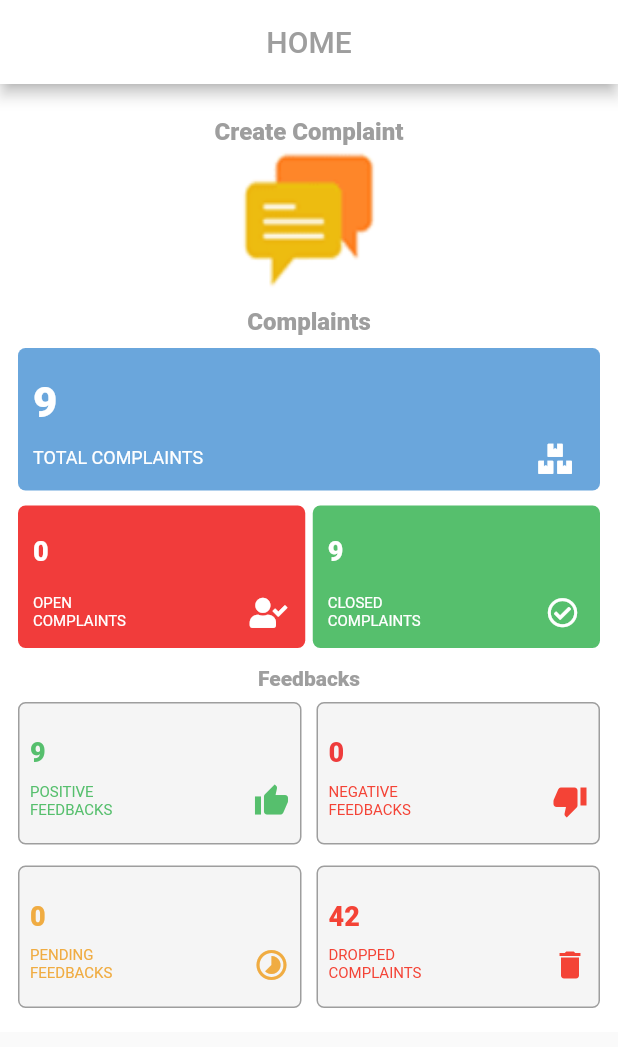
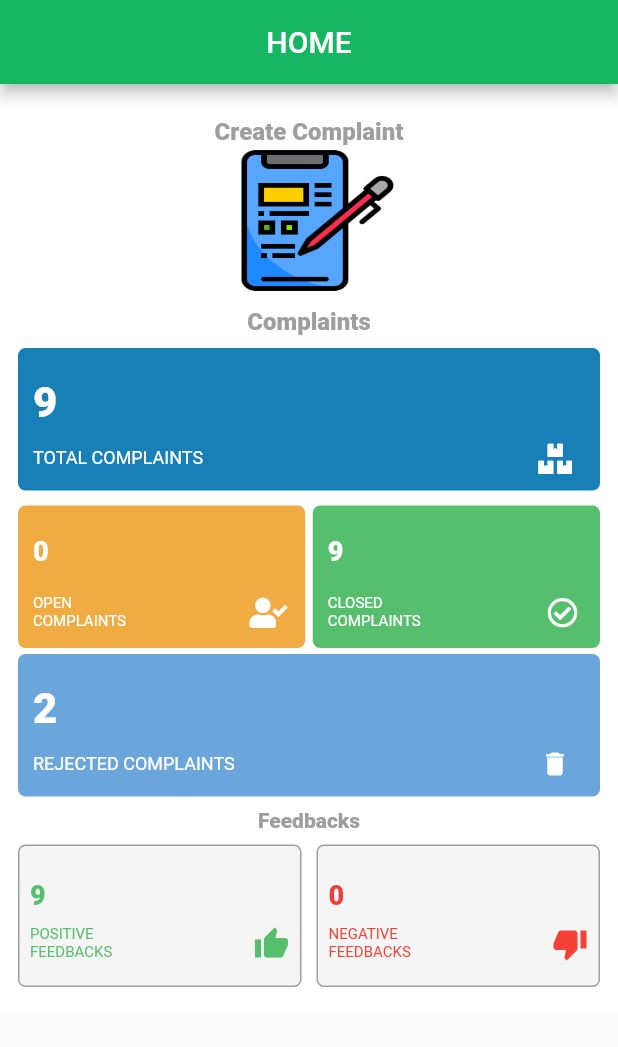
Before and after one commit to Visiomate/SBPComplaintApp, a Flutter app: the FirstHomePage screen opened by its route, on a phone screen of 412 x 824 dp. Shown: the top 1047 px of the screen. Run offline on Flutter 3.47's test engine with Material 2 defaults, Android fonts, the phone set to English and light mode, and no system bars; our stand-ins replace badges, dio, easy_localization, email_validator, font_awesome_flutter, otp_text_field and 1 more; accounts and stored records are empty.

Commit message:
term $ condition page added and home page EDITED

```diff
--- a/lib/pages/first_home_page.dart
+++ b/lib/pages/first_home_page.dart
@@ -14,13 +14,13 @@ class _FirstHomePageState extends State<FirstHomePage> {
   Widget build(BuildContext context) {
     return Scaffold(
       appBar: AppBar(
-        backgroundColor: Colors.white,
+        backgroundColor: Color.fromRGBO(21, 183, 98, 1),
         automaticallyImplyLeading: false,
-        iconTheme: IconThemeData(color: Colors.grey),
+        // iconTheme: IconThemeData(color: Colors.grey),
         title: Center(
           child: Text(
             'HOME',
-            style: TextStyle(color: Colors.grey),
+            style: TextStyle(color: Colors.white),
           ),
         ),
         actions: <Widget>[
@@ -131,10 +131,10 @@ class HomeBody extends StatelessWidget {
                       ),
                       Container(
                         height: 100,
-                        width: 140,
+                        width: 120,
                         decoration: BoxDecoration(
                           image: DecorationImage(
-                              image: AssetImage("assets/message.png"),
+                              image: AssetImage("assets/comp3.png"),
                               fit: BoxFit.fill),
                           borderRadius: BorderRadius.only(
                             topRight: Radius.circular(15),
@@ -161,7 +161,7 @@ class HomeBody extends StatelessWidget {
                 height: 95,
                 // color: Colors.blue,
                 decoration: BoxDecoration(
-                  color: Color.fromRGBO(106, 166, 220, 1),
+                  color: Color.fromRGBO(25, 127, 183, 1),
                   borderRadius: BorderRadius.only(
                     bottomRight: Radius.circular(5),
                     bottomLeft: Radius.circular(5),
@@ -236,7 +236,7 @@ class HomeBody extends StatelessWidget {
                         padding: EdgeInsets.fromLTRB(10, 5, 5, 0),
                         height: 95,
                         decoration: BoxDecoration(
-                          color: Color.fromRGBO(241, 60, 59, 1),
+                          color: Color.fromRGBO(240, 172, 66, 1),
                           borderRadius: BorderRadius.only(
                             bottomRight: Radius.circular(5),
                             bottomLeft: Radius.circular(5),
@@ -422,6 +422,78 @@ class HomeBody extends StatelessWidget {
                   ],
                 ),
               ),
+              Container(
+                padding: EdgeInsets.fromLTRB(10, 10, 10, 0),
+                height: 95,
+                // color: Colors.blue,
+                decoration: BoxDecoration(
+                  color: Color.fromRGBO(106, 166, 220, 1),
+                  borderRadius: BorderRadius.only(
+                    bottomRight: Radius.circular(5),
+                    bottomLeft: Radius.circular(5),
+                    topRight: Radius.circular(5),
+                    topLeft: Radius.circular(5),
+                  ),
+                ),
+                child: Column(
+                  children: [
+                    Padding(
+                      padding: const EdgeInsets.fromLTRB(0, 10, 0, 0),
+                      child: Row(
+                        children: [
+                          Text(
+                            '2',
+                            style: TextStyle(
+                                fontSize: 28,
+                                fontWeight: FontWeight.w800,
+                                color: Colors.white),
+                          ),
+                        ],
+                      ),
+                    ),
+                    // SizedBox(height: 5),
+                    Row(
+                      children: [
+                        Expanded(
+                          flex: 1,
+                          child: Column(
+                            children: [
+                              Row(
+                                children: [
+                                  Text(
+                                    'REJECTED COMPLAINTS',
+                                    style: TextStyle(
+                                        color: Colors.white, fontSize: 12),
+                                  ),
+                                ],
+                              ),
+                            ],
+                          ),
+                        ),
+                        Container(
+                          height: 40,
+                          width: 40,
+                          child: IconButton(
+                              // Use the FaIcon Widget + FontAwesomeIcons class for the IconData
+                              icon: Icon(
+                                Icons.delete,
+                                color: Colors.white,
+                              ),
+                              color: Colors.white,
+                              iconSize: 20,
+                              onPressed: () {
+                                print("Pressed");
+                              }),
+                        ),
+                        // ImageIcon(
+                        //   AssetImage('assets/c1.png'),
+                        //   // color: Colors.white,
+                        // ),
+                      ],
+                    ),
+                  ],
+                ),
+              ),
               Padding(
                 padding: const EdgeInsets.all(8.0),
                 child: Center(
@@ -588,162 +660,162 @@ class HomeBody extends StatelessWidget {
                   ],
                 ),
               ),
-              SizedBox(height: 10),
-              Container(
-                padding: const EdgeInsets.only(bottom: 4),
-                child: Row(
-                  children: [
-                    Expanded(
-                      flex: 1,
-                      child: Container(
-                        height: 95,
-                        padding: EdgeInsets.all(7),
-                        decoration: BoxDecoration(
-                            color: Colors.grey[100],
-                            borderRadius: BorderRadius.only(
-                              bottomRight: Radius.circular(5),
-                              bottomLeft: Radius.circular(5),
-                              topRight: Radius.circular(5),
-                              topLeft: Radius.circular(5),
-                            ),
-                            border: Border.all(color: Colors.grey)),
-                        child: Column(
-                          children: [
-                            Center(
-                              child: Padding(
-                                padding: const EdgeInsets.fromLTRB(0, 15, 0, 0),
-                                child: Row(
-                                  children: [
-                                    Text(
-                                      '0',
-                                      style: TextStyle(
-                                        fontSize: 18,
-                                        fontWeight: FontWeight.w800,
-                                        color: Color.fromRGBO(240, 172, 66, 1),
-                                      ),
-                                    ),
-                                  ],
-                                ),
-                              ),
-                            ),
-                            SizedBox(height: 10),
-                            Row(
-                              children: [
-                                Expanded(
-                                  flex: 1,
-                                  child: Column(
-                                    children: [
-                                      Row(
-                                        children: [
-                                          Text(
-                                            'PENDING',
-                                            style: TextStyle(
-                                                color: Color.fromRGBO(
-                                                    240, 172, 66, 1),
-                                                fontSize: 10),
-                                          ),
-                                        ],
-                                      ),
-                                      Row(
-                                        children: [
-                                          Text(
-                                            'FEEDBACKS',
-                                            style: TextStyle(
-                                                color: Color.fromRGBO(
-                                                    240, 172, 66, 1),
-                                                fontSize: 10),
-                                          ),
-                                        ],
-                                      ),
-                                    ],
-                                  ),
-                                ),
-                                Icon(
-                                  Icons.timelapse,
-                                  color: Color.fromRGBO(240, 172, 66, 1),
-                                ),
-                              ],
-                            ),
-                          ],
-                        ),
-                      ),
-                    ),
-                    SizedBox(width: 10),
-                    Expanded(
-                      flex: 1,
-                      child: Container(
-                        height: 95,
-                        padding: EdgeInsets.all(7),
-                        decoration: BoxDecoration(
-                            color: Colors.grey[100],
-                            borderRadius: BorderRadius.only(
-                              bottomRight: Radius.circular(5),
-                              bottomLeft: Radius.circular(5),
-                              topRight: Radius.circular(5),
-                              topLeft: Radius.circular(5),
-                            ),
-                            border: Border.all(color: Colors.grey)),
-                        child: Column(
-                          children: [
-                            Center(
-                              child: Padding(
-                                padding: const EdgeInsets.fromLTRB(0, 15, 0, 0),
-                                child: Row(
-                                  children: [
-                                    Text(
-                                      '42',
-                                      style: TextStyle(
-                                          fontSize: 18,
-                                          fontWeight: FontWeight.w800,
-                                          color: Colors.red),
-                                    ),
-                                  ],
-                                ),
-                              ),
-                            ),
-                            SizedBox(height: 10),
-                            Row(
-                              children: [
-                                Expanded(
-                                  flex: 1,
-                                  child: Column(
-                                    children: [
-                                      Row(
-                                        children: [
-                                          Text(
-                                            'DROPPED',
-                                            style: TextStyle(
-                                                color: Colors.red,
-                                                fontSize: 10),
-                                          ),
-                                        ],
-                                      ),
-                                      Row(
-                                        children: [
-                                          Text(
-                                            'COMPLAINTS',
-                                            style: TextStyle(
-                                                color: Colors.red,
-                                                fontSize: 10),
-                                          ),
-                                        ],
-                                      ),
-                                    ],
-                                  ),
-                                ),
-                                Icon(
-                                  Icons.delete,
-                                  color: Colors.red,
-                                ),
-                              ],
-                            ),
-                          ],
-                        ),
-                      ),
-                    ),
-                  ],
-                ),
-              ),
+              // SizedBox(height: 10),
+              // Container(
+              //   padding: const EdgeInsets.only(bottom: 4),
+              //   child: Row(
+              //     children: [
+              //       Expanded(
+              //         flex: 1,
+              //         child: Container(
+              //           height: 95,
+              //           padding: EdgeInsets.all(7),
+              //           decoration: BoxDecoration(
+              //               color: Colors.grey[100],
+              //               borderRadius: BorderRadius.only(
+              //                 bottomRight: Radius.circular(5),
+              //                 bottomLeft: Radius.circular(5),
+              //                 topRight: Radius.circular(5),
+              //                 topLeft: Radius.circular(5),
+              //               ),
+              //               border: Border.all(color: Colors.grey)),
+              //           child: Column(
+              //             children: [
+              //               Center(
+              //                 child: Padding(
+              //                   padding: const EdgeInsets.fromLTRB(0, 15, 0, 0),
+              //                   child: Row(
+              //                     children: [
+              //                       Text(
+              //                         '0',
+              //                         style: TextStyle(
+              //                           fontSize: 18,
+              //                           fontWeight: FontWeight.w800,
+              //                           color: Color.fromRGBO(240, 172, 66, 1),
+              //                         ),
+              //                       ),
+              //                     ],
+              //                   ),
+              //                 ),
+              //               ),
+              //               SizedBox(height: 10),
+              //               // Row(
+              //               //   children: [
+              //               //     Expanded(
+              //               //       flex: 1,
+              //               //       child: Column(
+              //               //         children: [
+              //               //           Row(
+              //               //             children: [
+              //               //               Text(
+              //               //                 'PENDING',
+              //               //                 style: TextStyle(
+              //               //                     color: Color.fromRGBO(
+              //               //                         240, 172, 66, 1),
+              //               //                     fontSize: 10),
+              //               //               ),
+              //               //             ],
+              //               //           ),
+              //               //           Row(
+              //               //             children: [
+              //               //               Text(
+              //               //                 'FEEDBACKS',
+              //               //                 style: TextStyle(
+              //               //                     color: Color.fromRGBO(
+              //               //                         240, 172, 66, 1),
+              //               //                     fontSize: 10),
+              //               //               ),
+              //               //             ],
+              //               //           ),
+              //               //         ],
+              //               //       ),
+              //               //     ),
+              //               //     Icon(
+              //               //       Icons.timelapse,
+              //               //       color: Color.fromRGBO(240, 172, 66, 1),
+              //               //     ),
+              //               //   ],
+              //               // ),
+              //             ],
+              //           ),
+              //         ),
+              //       ),
+              //       SizedBox(width: 10),
+              //       Expanded(
+              //         flex: 1,
+              //         child: Container(
+              //           height: 95,
+              //           padding: EdgeInsets.all(7),
+              //           decoration: BoxDecoration(
+              //               color: Colors.grey[100],
+              //               borderRadius: BorderRadius.only(
+              //                 bottomRight: Radius.circular(5),
+              //                 bottomLeft: Radius.circular(5),
+              //                 topRight: Radius.circular(5),
+              //                 topLeft: Radius.circular(5),
+              //               ),
+              //               border: Border.all(color: Colors.grey)),
+              //           child: Column(
+              //             children: [
+              //               Center(
+              //                 child: Padding(
+              //                   padding: const EdgeInsets.fromLTRB(0, 15, 0, 0),
+              //                   child: Row(
+              //                     children: [
+              //                       Text(
+              //                         '42',
+              //                         style: TextStyle(
+              //                             fontSize: 18,
+              //                             fontWeight: FontWeight.w800,
+              //                             color: Colors.red),
+              //                       ),
+              //                     ],
+              //                   ),
+              //                 ),
+              //               ),
+              //               SizedBox(height: 10),
+              //               Row(
+              //                 children: [
+              //                   Expanded(
+              //                     flex: 1,
+              //                     child: Column(
+              //                       children: [
+              //                         Row(
+              //                           children: [
+              //                             Text(
+              //                               'DROPPED',
+              //                               style: TextStyle(
+              //                                   color: Colors.red,
+              //                                   fontSize: 10),
+              //                             ),
+              //                           ],
+              //                         ),
+              //                         Row(
+              //                           children: [
+              //                             Text(
+              //                               'COMPLAINTS',
+              //                               style: TextStyle(
+              //                                   color: Colors.red,
+              //                                   fontSize: 10),
+              //                             ),
+              //                           ],
+              //                         ),
+              //                       ],
+              //                     ),
+              //                   ),
+              //                   Icon(
+              //                     Icons.delete,
+              //                     color: Colors.red,
+              //                   ),
+              //                 ],
+              //               ),
+              //             ],
+              //           ),
+              //         ),
+              //       ),
+              //     ],
+              //   ),
+              // ),
             ],
           ),
         ),
--- a/lib/pages/login_page.dart
+++ b/lib/pages/login_page.dart
@@ -3,7 +3,7 @@ import 'package:sbp_complaints_management/classes/language.dart';
 import 'package:sbp_complaints_management/localization/demo_localization.dart';
 import 'package:sbp_complaints_management/main.dart';
 import 'package:sbp_complaints_management/pages/sign_in_page.dart';
-import 'package:sbp_complaints_management/pages/sign_up_page.dart';
+import 'package:sbp_complaints_management/pages/termsAndCondition.dart';
 import 'package:sbp_complaints_management/utils/components/button.dart';
 
 class LoginScreen extends StatefulWidget {
@@ -165,7 +165,7 @@ class _LoginScreenState extends State<LoginScreen> {
                       child: Button(
                         onPress: () {
                           Navigator.of(context).push(MaterialPageRoute(
-                              builder: (context) => SignUpPage()));
+                              builder: (context) => TermsAndCondition()));
                         },
                         text: DemoLocalization.of(context)
                             .getTranslatedValue('signup'),
```
Also changed, not shown: lib/pages/termsAndCondition.dart (added, +243 -0 lines), assets/comp3.png (added), assets/complain.png (added).
